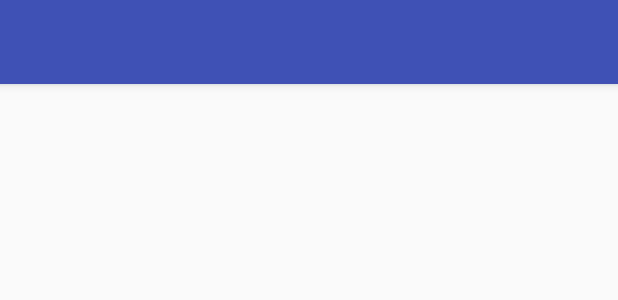
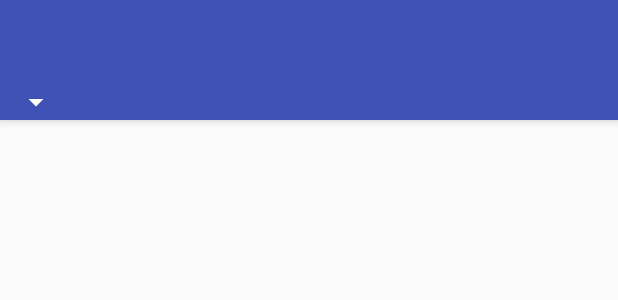
Before and after one commit to rmmick/Capstone, an Android app: the layout activity_main.xml on its own in the app's theme, with its tools: preview values and no code run, on a phone screen of 412 x 824 dp. Shown: the top 300 px of the screen. Run offline under Robolectric (Android 15) with nearby library versions, the phone set to English and light mode, and no system bars.

Commit message:
Almost finished adding files from before

```diff
--- a/app/src/main/res/layout/activity_main.xml
+++ b/app/src/main/res/layout/activity_main.xml
@@ -1,5 +1,5 @@
 <?xml version="1.0" encoding="utf-8"?>
-<android.support.design.widget.CoordinatorLayout xmlns:android="http://schemas.android.com/apk/res/android"
+<RelativeLayout xmlns:android="http://schemas.android.com/apk/res/android"
     xmlns:app="http://schemas.android.com/apk/res-auto"
     xmlns:tools="http://schemas.android.com/tools"
     android:layout_width="match_parent"
@@ -9,7 +9,8 @@
     <android.support.design.widget.AppBarLayout
         android:layout_width="match_parent"
         android:layout_height="wrap_content"
-        android:theme="@style/AppTheme.AppBarOverlay">
+        android:theme="@style/AppTheme.AppBarOverlay"
+        android:id="@+id/appBarLayout">
 
         <android.support.v7.widget.Toolbar
             android:id="@+id/toolbar"
@@ -18,13 +19,18 @@
             android:background="?attr/colorPrimary"
             app:popupTheme="@style/AppTheme.PopupOverlay" />
 
-        <android.support.v7.widget.RecyclerView
-            android:id="@+id/recyclerView"
-            android:layout_width="match_parent"
-            android:layout_height="match_parent"
-            android:scrollbars="vertical"
-            android:layout_below="@id/toolbar"/>
+        <Spinner
+            android:id="@+id/spinner"
+            android:layout_width="wrap_content"
+            android:layout_height="wrap_content"/>
 
     </android.support.design.widget.AppBarLayout>
 
-</android.support.design.widget.CoordinatorLayout>
+    <android.support.v7.widget.RecyclerView
+        android:id="@+id/recyclerView"
+        android:layout_width="match_parent"
+        android:layout_height="match_parent"
+        android:layout_alignParentStart="true"
+        android:layout_below="@+id/appBarLayout" />
+
+</RelativeLayout>
```
Also changed, not shown: app/src/main/AndroidManifest.xml (+11 -4 lines), app/src/main/java/com/helper/budget/capstone/main.java (+0 -9 lines), app/src/main/res/layout/toolbar_main.xml (deleted, +0 -11 lines), app/src/main/res/menu/menu.xml (added, +27 -0 lines).
